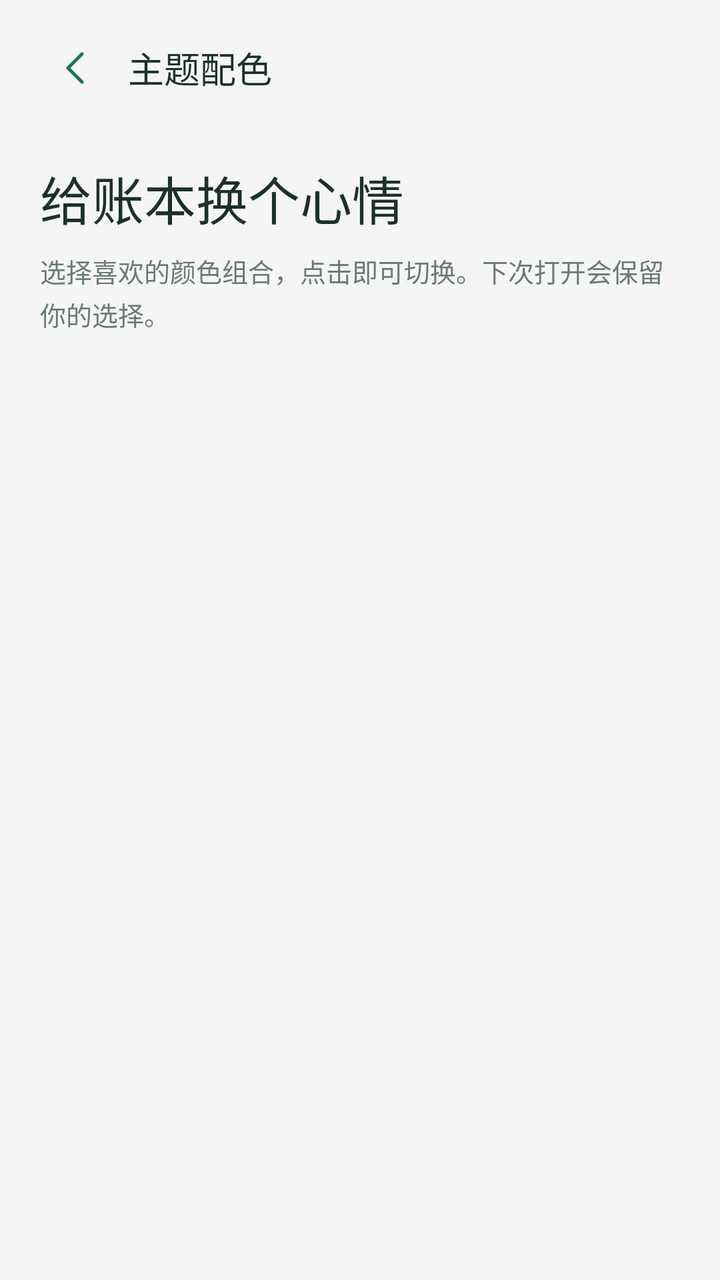
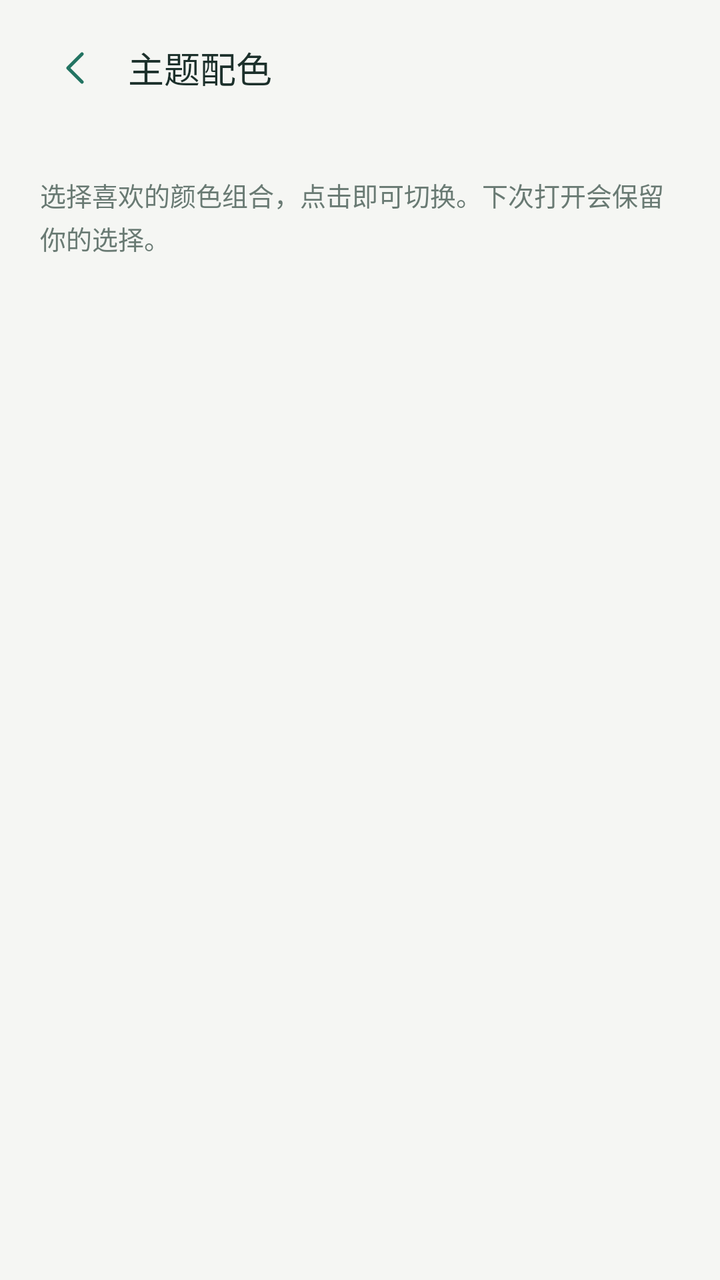

The first picture is an Android layout as it rendered before a commit; the second is the same layout after the commit. The layout source and the unified diff follow.
<!-- AndroidManifest.xml: application theme Theme.LightLedger -->
<!-- res/layout/activity_theme.xml -->
<?xml version="1.0" encoding="utf-8"?>
<LinearLayout xmlns:android="http://schemas.android.com/apk/res/android" xmlns:app="http://schemas.android.com/apk/res-auto" android:layout_width="match_parent" android:layout_height="match_parent" android:orientation="vertical" android:background="?attr/ledgerBackground">
    <LinearLayout android:layout_width="match_parent" android:layout_height="wrap_content" android:orientation="horizontal" android:gravity="center_vertical" android:paddingHorizontal="12dp" android:paddingTop="8dp">
        <com.google.android.material.button.MaterialButton android:id="@+id/goBack" style="@style/LedgerTextButton" android:layout_width="52dp" android:layout_height="52dp" android:contentDescription="返回" app:icon="@drawable/ic_arrow_left" app:iconPadding="0dp" android:padding="14dp" />
        <TextView style="@style/LedgerSectionTitle" android:layout_width="0dp" android:layout_weight="1" android:layout_height="wrap_content" android:text="主题配色" />
    </LinearLayout>
    <ScrollView android:layout_width="match_parent" android:layout_height="0dp" android:layout_weight="1" android:fillViewport="true">
        <LinearLayout android:layout_width="match_parent" android:layout_height="wrap_content" android:orientation="vertical" android:padding="@dimen/ledger_page_gutter">
            <TextView style="@style/LedgerPageTitle" android:layout_width="match_parent" android:layout_height="wrap_content" android:text="给账本换个心情" android:textSize="26sp" />
            <TextView style="@style/LedgerCaption" android:layout_width="match_parent" android:layout_height="wrap_content" android:layout_marginTop="8dp" android:text="选择喜欢的颜色组合，点击即可切换。下次打开会保留你的选择。" />
            <LinearLayout android:id="@+id/themeChoices" android:layout_width="match_parent" android:layout_height="wrap_content" android:layout_marginTop="18dp" android:orientation="vertical" />
        </LinearLayout>
    </ScrollView>
</LinearLayout>
<!-- resources referenced by this layout -->
<resources>
  <dimen name="ledger_page_gutter">20dp</dimen>
  <!-- drawable ic_arrow_left (drawable) -->
  <vector xmlns:android="http://schemas.android.com/apk/res/android" android:width="24dp" android:height="24dp" android:viewportWidth="24" android:viewportHeight="24"><path android:pathData="M15,5 L8,12 L15,19" android:fillColor="@android:color/transparent" android:strokeColor="?attr/colorPrimary" android:strokeWidth="1.7" android:strokeLineCap="round" android:strokeLineJoin="round"/></vector>
  <style name="LedgerCaption"><item name="android:textColor">?attr/ledgerMuted</item><item name="android:textSize">13sp</item><item name="android:lineSpacingExtra">3dp</item></style>
  <style name="LedgerPageTitle"><item name="android:textColor">?attr/colorOnSurface</item><item name="android:textSize">28sp</item><item name="android:fontFamily">sans-serif-medium</item></style>
  <style name="LedgerSectionTitle"><item name="android:textColor">?attr/colorOnSurface</item><item name="android:textSize">18sp</item><item name="android:fontFamily">sans-serif-medium</item></style>
  <style name="LedgerTextButton" parent="Widget.MaterialComponents.Button.TextButton">
          <item name="android:minHeight">48dp</item><item name="android:textAllCaps">false</item><item name="android:textSize">14sp</item><item name="cornerRadius">12dp</item>
      </style>
  <color name="ledger_teal">#237462</color>
  <color name="ledger_teal_dark">#184D40</color>
  <color name="white">#FFFFFF</color>
  <color name="ledger_ink">#1C302B</color>
  <color name="ledger_background">#F5F6F3</color>
  <color name="ledger_teal_soft">#E5F1EA</color>
  <color name="ledger_muted">#697A73</color>
  <color name="ledger_border">#E8ECE7</color>
  <style name="LedgerWindowAnimation" parent="android:style/Animation.Activity">
          <item name="android:activityOpenEnterAnimation">@anim/ledger_activity_enter</item>
          <item name="android:activityOpenExitAnimation">@anim/ledger_activity_exit</item>
          <item name="android:activityCloseEnterAnimation">@anim/ledger_activity_enter</item>
          <item name="android:activityCloseExitAnimation">@anim/ledger_activity_exit</item>
      </style>
  <style name="LedgerButton" parent="Widget.MaterialComponents.Button">
          <item name="cornerRadius">16dp</item><item name="android:minHeight">52dp</item><item name="android:textAllCaps">false</item>
          <item name="android:textSize">15sp</item><item name="android:fontFamily">sans-serif-medium</item><item name="android:paddingHorizontal">16dp</item>
          <item name="android:insetTop">3dp</item><item name="android:insetBottom">3dp</item>
      </style>
  <style name="LedgerInput" parent="Widget.MaterialComponents.TextInputLayout.OutlinedBox">
          <item name="boxCornerRadiusTopStart">14dp</item><item name="boxCornerRadiusTopEnd">14dp</item><item name="boxCornerRadiusBottomStart">14dp</item><item name="boxCornerRadiusBottomEnd">14dp</item>
          <item name="boxBackgroundColor">@color/white</item><item name="boxStrokeColor">?attr/colorPrimary</item>
      </style>
  <!-- unchanged entries left out for length: 1 -->
</resources>

<!-- the commit's change to res/layout/activity_theme.xml (unified diff, before → after) -->
@@ -6,7 +6,6 @@
     </LinearLayout>
     <ScrollView android:layout_width="match_parent" android:layout_height="0dp" android:layout_weight="1" android:fillViewport="true">
         <LinearLayout android:layout_width="match_parent" android:layout_height="wrap_content" android:orientation="vertical" android:padding="@dimen/ledger_page_gutter">
-            <TextView style="@style/LedgerPageTitle" android:layout_width="match_parent" android:layout_height="wrap_content" android:text="给账本换个心情" android:textSize="26sp" />
             <TextView style="@style/LedgerCaption" android:layout_width="match_parent" android:layout_height="wrap_content" android:layout_marginTop="8dp" android:text="选择喜欢的颜色组合，点击即可切换。下次打开会保留你的选择。" />
             <LinearLayout android:id="@+id/themeChoices" android:layout_width="match_parent" android:layout_height="wrap_content" android:layout_marginTop="18dp" android:orientation="vertical" />
         </LinearLayout>
<!-- resource entries referenced after the edit -->
@@ -4,7 +4,6 @@
   <!-- drawable ic_arrow_left (drawable) -->
   <vector xmlns:android="http://schemas.android.com/apk/res/android" android:width="24dp" android:height="24dp" android:viewportWidth="24" android:viewportHeight="24"><path android:pathData="M15,5 L8,12 L15,19" android:fillColor="@android:color/transparent" android:strokeColor="?attr/colorPrimary" android:strokeWidth="1.7" android:strokeLineCap="round" android:strokeLineJoin="round"/></vector>
   <style name="LedgerCaption"><item name="android:textColor">?attr/ledgerMuted</item><item name="android:textSize">13sp</item><item name="android:lineSpacingExtra">3dp</item></style>
-  <style name="LedgerPageTitle"><item name="android:textColor">?attr/colorOnSurface</item><item name="android:textSize">28sp</item><item name="android:fontFamily">sans-serif-medium</item></style>
   <style name="LedgerSectionTitle"><item name="android:textColor">?attr/colorOnSurface</item><item name="android:textSize">18sp</item><item name="android:fontFamily">sans-serif-medium</item></style>
   <style name="LedgerTextButton" parent="Widget.MaterialComponents.Button.TextButton">
           <item name="android:minHeight">48dp</item><item name="android:textAllCaps">false</item><item name="android:textSize">14sp</item><item name="cornerRadius">12dp</item>
@@ -18,10 +17,10 @@
   <color name="ledger_muted">#697A73</color>
   <color name="ledger_border">#E8ECE7</color>
   <style name="LedgerWindowAnimation" parent="android:style/Animation.Activity">
-          <item name="android:activityOpenEnterAnimation">@anim/ledger_activity_enter</item>
-          <item name="android:activityOpenExitAnimation">@anim/ledger_activity_exit</item>
-          <item name="android:activityCloseEnterAnimation">@anim/ledger_activity_enter</item>
-          <item name="android:activityCloseExitAnimation">@anim/ledger_activity_exit</item>
+          <item name="android:activityOpenEnterAnimation">@null</item>
+          <item name="android:activityOpenExitAnimation">@null</item>
+          <item name="android:activityCloseEnterAnimation">@null</item>
+          <item name="android:activityCloseExitAnimation">@null</item>
       </style>
   <style name="LedgerButton" parent="Widget.MaterialComponents.Button">
           <item name="cornerRadius">16dp</item><item name="android:minHeight">52dp</item><item name="android:textAllCaps">false</item>
